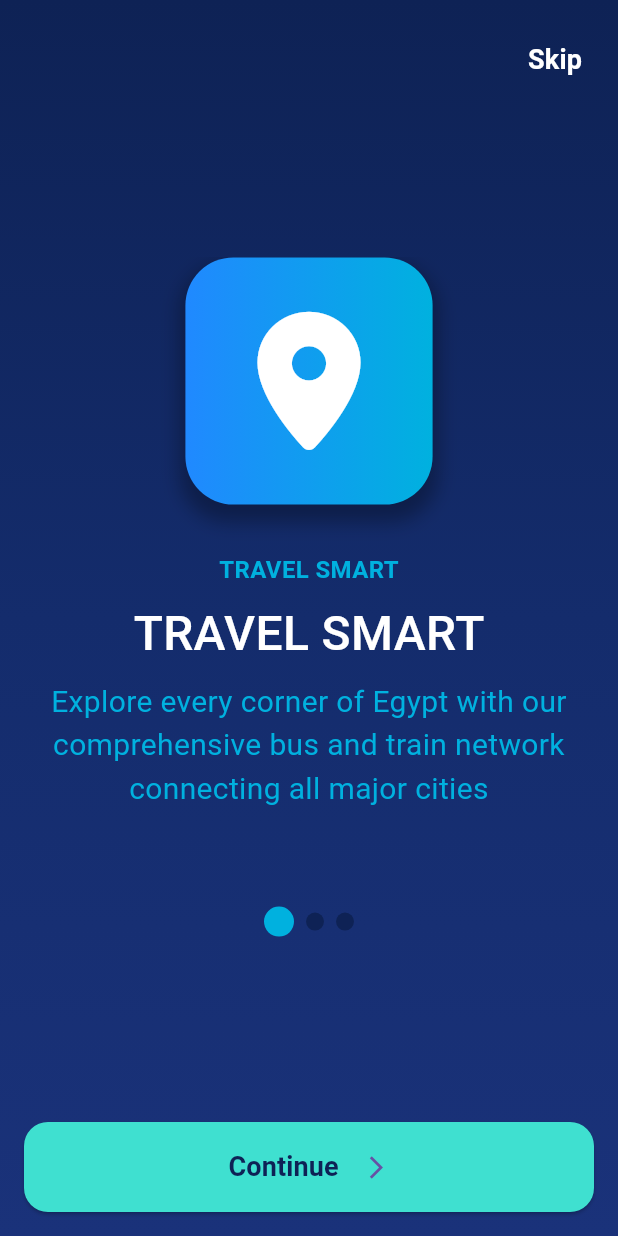
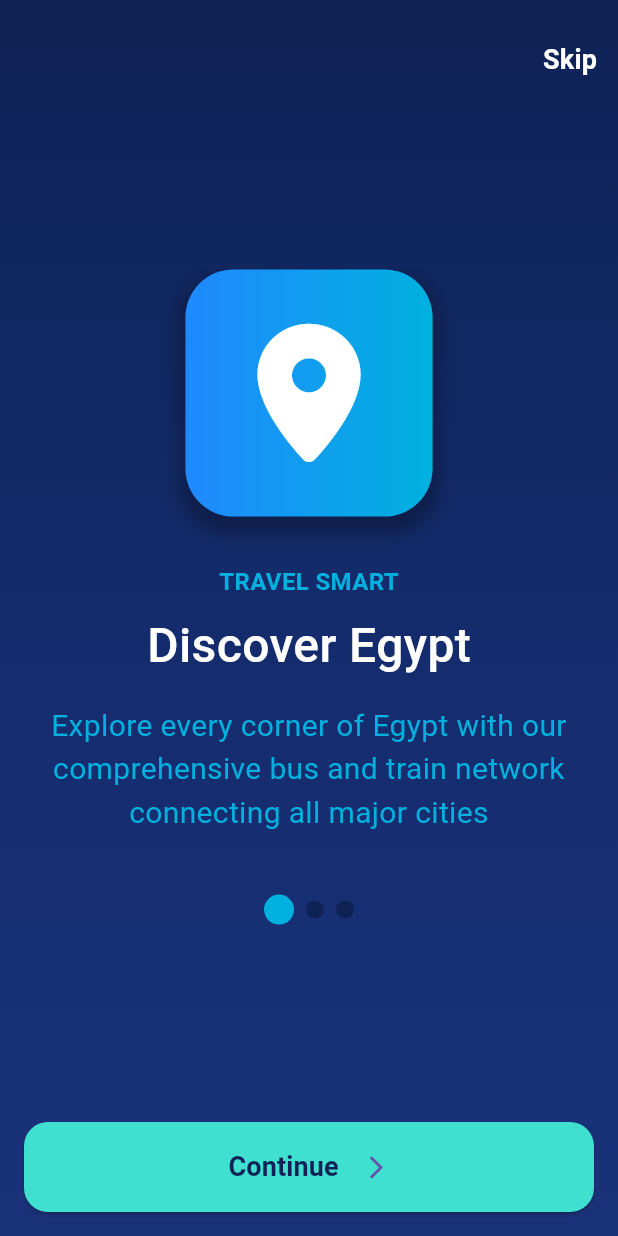
Before and after one commit to AfraimElkesEleia/Transportation-App-Graduation-Project, a Flutter app: the screen it shows after launch, on a phone screen of 412 x 824 dp. Run offline on Flutter 3.47's test engine with Material 3 defaults, Android fonts, the phone set to English and light mode, and no system bars; drawn by our look-alikes of expandable_page_view; our stand-ins replace font_awesome_flutter.

Commit message:
Onboarding Screen Done with animation

```diff
--- a/lib/features/onboarding/presentation/views/onboarding_screen_mobile.dart
+++ b/lib/features/onboarding/presentation/views/onboarding_screen_mobile.dart
@@ -1,8 +1,10 @@
+import 'dart:async';
+
 import 'package:flutter/material.dart';
-import 'package:font_awesome_flutter/font_awesome_flutter.dart';
+import 'package:transportation_app/core/helper/extensions.dart';
 import 'package:transportation_app/core/helper/spacing.dart';
+import 'package:transportation_app/core/routing/routes.dart';
 import 'package:transportation_app/core/widgets/basic_container.dart';
-import 'package:transportation_app/features/onboarding/data/page_view_model.dart';
 import 'package:transportation_app/features/onboarding/presentation/widgets/next_button.dart';
 import 'package:transportation_app/features/onboarding/presentation/widgets/on_boarding_screen_page_view.dart';
 import 'package:transportation_app/features/onboarding/presentation/widgets/page_view_indicator.dart';
@@ -17,29 +19,7 @@ class OnboardingScreenMobile extends StatefulWidget {
 class _OnboardingScreenMobileState extends State<OnboardingScreenMobile> {
   late final PageController _pageController;
   int index = 0;
-  final List<PageViewModel> pageViewModels = [
-    PageViewModel(
-      subtitle: "TRAVEL SMART",
-      title: "Discover Egypt",
-      description:
-          "Explore every corner of Egypt with our comprehensive bus and train network connecting all major cities",
-      icon: FontAwesomeIcons.locationDot,
-    ),
-    PageViewModel(
-      subtitle: "STAY INFORMED",
-      title: "Real-Time Updates",
-      description:
-          "Get instant notifications about schedules, delays, and platform changes. Never miss your journey",
-      icon: FontAwesomeIcons.clock,
-    ),
-    PageViewModel(
-      subtitle: "TRAVEL CONFIDENT",
-      title: "Secure & Reliable",
-      description:
-          "Book with confidence using our secure payment system and reliable transportation partners",
-      icon: Icons.shield,
-    ),
-  ];
+  bool isOut = false;
   @override
   void initState() {
     _pageController = PageController();
@@ -59,46 +39,73 @@ class _OnboardingScreenMobileState extends State<OnboardingScreenMobile> {
         child: Column(
           children: [
             verticalSpace(space: 16),
-            Row(
-              mainAxisAlignment: MainAxisAlignment.end,
-              children: [
-                ElevatedButton(
-                  onPressed: () {},
-                  style: ElevatedButton.styleFrom(
-                    backgroundColor: Colors.transparent,
-                    elevation: 0,
-                  ),
-                  child: Text(
-                    "Skip",
-                    style: TextStyle(
-                      color: Colors.white,
-                      fontWeight: FontWeight.w600,
-                      fontSize: 18,
-                    ),
-                  ),
-                ),
-              ],
-            ),
+            skipButton(context),
             Spacer(),
             OnBoardingScreenPageView(
+              isOut: isOut,
               onPageChanged: (value) {
                 setState(() {
                   index = value;
                 });
+                Timer(const Duration(milliseconds: 250), () {
+                  setState(() {
+                    isOut = !isOut;
+                  });
+                });
               },
               pageController: _pageController,
-              pageViewModel: pageViewModels[index],
             ),
-            verticalSpace(space: 64),
+            verticalSpace(space: 32),
             PageViewIndicator(index: index),
             Spacer(),
             Padding(
               padding: const EdgeInsets.all(16.0),
-              child: NextButton(pageController: _pageController, index: index),
+              child: NextButton(
+                isLastPage: index == 2,
+                onPressed: () {
+                  if (index == 2) {
+                    context.pushReplacementNamed(AppRoutes.homeScreen);
+                  } else {
+                    _pageController.animateToPage(
+                      index + 1,
+                      duration: const Duration(milliseconds: 250),
+                      curve: Curves.linear,
+                    );
+                    setState(() {
+                      isOut = !isOut;
+                    });
+                  }
+                },
+              ),
             ),
           ],
         ),
       ),
     );
   }
+
+  Row skipButton(BuildContext context) {
+    return Row(
+      mainAxisAlignment: MainAxisAlignment.end,
+      children: [
+        TextButton(
+          onPressed: () {
+            context.pushReplacementNamed(AppRoutes.homeScreen);
+          },
+          style: TextButton.styleFrom(
+            backgroundColor: Colors.transparent,
+            elevation: 0,
+          ),
+          child: Text(
+            "Skip",
+            style: TextStyle(
+              color: Colors.white,
+              fontWeight: FontWeight.w600,
+              fontSize: 18,
+            ),
+          ),
+        ),
+      ],
+    );
+  }
 }
--- a/lib/features/onboarding/presentation/widgets/dot_indicator.dart
+++ b/lib/features/onboarding/presentation/widgets/dot_indicator.dart
@@ -8,7 +8,7 @@ class DotIndicator extends StatelessWidget {
   @override
   Widget build(BuildContext context) {
     return AnimatedContainer(
-      duration: const Duration(milliseconds: 500),
+      duration: const Duration(milliseconds: 250),
       width: isActive ? 20 : 12,
       height: isActive ? 20 : 12,
       margin: EdgeInsets.symmetric(horizontal: 4),
--- a/lib/features/onboarding/presentation/widgets/next_button.dart
+++ b/lib/features/onboarding/presentation/widgets/next_button.dart
@@ -1,33 +1,20 @@
 import 'package:flutter/material.dart';
-import 'package:transportation_app/core/helper/extensions.dart';
 import 'package:transportation_app/core/helper/spacing.dart';
-import 'package:transportation_app/core/routing/routes.dart';
 import 'package:transportation_app/core/theming/colors.dart';
 
 class NextButton extends StatelessWidget {
+  final VoidCallback onPressed;
   const NextButton({
     super.key,
-    required PageController pageController,
-    required this.index,
-  }) : _pageController = pageController;
+    required this.onPressed, required this.isLastPage,
+  }) ;
 
-  final PageController _pageController;
-  final int index;
+  final bool isLastPage;
 
   @override
   Widget build(BuildContext context) {
     return ElevatedButton(
-      onPressed: () {
-        if (index == 2) {
-          context.pushReplacementNamed(AppRoutes.homeScreen);
-        } else {
-          _pageController.animateToPage(
-            index + 1,
-            duration: const Duration(milliseconds: 250),
-            curve: Curves.linear,
-          );
-        }
-      },
+      onPressed: onPressed,
       style: ElevatedButton.styleFrom(
         minimumSize: Size(double.infinity, 60),
         backgroundColor: Color(0xFF3fe0d0),
@@ -39,7 +26,7 @@ class NextButton extends StatelessWidget {
         mainAxisAlignment: MainAxisAlignment.center,
         children: [
           Text(
-            index == 2 ? "Get Start" : "Continue",
+            isLastPage? "Get Start" : "Continue",
             style: TextStyle(
               fontWeight: FontWeight.bold,
               color: ColorsManager.darkBlue,
--- a/lib/features/onboarding/presentation/widgets/on_boarding_screen_page_view.dart
+++ b/lib/features/onboarding/presentation/widgets/on_boarding_screen_page_view.dart
@@ -1,73 +1,57 @@
 import 'package:expandable_page_view/expandable_page_view.dart';
 import 'package:flutter/material.dart';
-import 'package:transportation_app/core/helper/spacing.dart';
-import 'package:transportation_app/core/theming/colors.dart';
+import 'package:font_awesome_flutter/font_awesome_flutter.dart';
 import 'package:transportation_app/features/onboarding/data/page_view_model.dart';
-import 'package:transportation_app/features/onboarding/presentation/widgets/icon_container_widget.dart';
+import 'package:transportation_app/features/onboarding/presentation/widgets/page_of_page_view.dart';
 
 class OnBoardingScreenPageView extends StatelessWidget {
   final void Function(int)? onPageChanged;
   final PageController pageController;
-  final PageViewModel pageViewModel;
+  final bool isOut;
+  static const List<PageViewModel> pageViewModels = [
+    PageViewModel(
+      subtitle: "TRAVEL SMART",
+      title: "Discover Egypt",
+      description:
+          "Explore every corner of Egypt with our comprehensive bus and train network connecting all major cities",
+      icon: FontAwesomeIcons.locationDot,
+    ),
+    PageViewModel(
+      subtitle: "STAY INFORMED",
+      title: "Real-Time Updates",
+      description:
+          "Get instant notifications about schedules, delays, and platform changes. Never miss your journey",
+      icon: FontAwesomeIcons.clock,
+    ),
+    PageViewModel(
+      subtitle: "TRAVEL CONFIDENT",
+      title: "Secure & Reliable",
+      description:
+          "Book with confidence using our secure payment system and reliable transportation partners",
+      icon: Icons.shield,
+    ),
+  ];
   const OnBoardingScreenPageView({
     super.key,
     this.onPageChanged,
     required this.pageController,
-    required this.pageViewModel,
+    required this.isOut,
   });
 
   @override
   Widget build(BuildContext context) {
     return ExpandablePageView.builder(
+      physics: NeverScrollableScrollPhysics(),
       controller: pageController,
       onPageChanged: onPageChanged,
       itemCount: 3,
       itemBuilder: (context, index) {
-        return OnBoardingPage(pageViewModel: pageViewModel);
+        print(pageController.position.isScrollingNotifier);
+        return PageOfPageView(
+          pageViewModel: pageViewModels[index],
+          isOut: isOut,
+        );
       },
     );
   }
 }
-
-class OnBoardingPage extends StatelessWidget {
-  final PageViewModel pageViewModel;
-  const OnBoardingPage({super.key, required this.pageViewModel});
-
-  @override
-  Widget build(BuildContext context) {
-    return Column(
-      mainAxisAlignment: MainAxisAlignment.center,
-      children: [
-        IconContainerWidget(icon: pageViewModel.icon),
-        verticalSpace(space: 32),
-        Text(
-          pageViewModel.subtitle,
-          style: TextStyle(
-            fontSize: 16,
-            fontWeight: FontWeight.bold,
-            color: ColorsManager.cyanBlue,
-          ),
-        ),
-        verticalSpace(space: 8),
-        Text(
-          pageViewModel.subtitle,
-          style: TextStyle(
-            fontSize: 32,
-            fontWeight: FontWeight.w500,
-            color: Colors.white,
-          ),
-        ),
-        verticalSpace(space: 8),
-        Text(
-          pageViewModel.description,
-          textAlign: TextAlign.center,
-          style: TextStyle(
-            fontWeight: FontWeight.w400,
-            color: ColorsManager.cyanBlue,
-            fontSize: 20,
-          ),
-        ),
-      ],
-    );
-  }
-}
--- /dev/null
+++ b/lib/features/onboarding/presentation/widgets/page_of_page_view.dart
@@ -0,0 +1,135 @@
+import 'package:flutter/material.dart';
+import 'package:transportation_app/core/helper/spacing.dart';
+import 'package:transportation_app/core/theming/colors.dart';
+import 'package:transportation_app/features/onboarding/data/page_view_model.dart';
+import 'package:transportation_app/features/onboarding/presentation/widgets/icon_container_widget.dart';
+
+class PageOfPageView extends StatefulWidget {
+  final PageViewModel pageViewModel;
+  final bool isOut;
+  const PageOfPageView({
+    super.key,
+    required this.pageViewModel,
+    required this.isOut,
+  });
+
+  @override
+  State<PageOfPageView> createState() => _PageOfPageViewState();
+}
+
+class _PageOfPageViewState extends State<PageOfPageView>
+    with SingleTickerProviderStateMixin {
+  late final AnimationController _animationController;
+  late final Animation<double> doubleAnimation;
+  late final Animation<Offset> subtitleAnimation;
+  late final Animation<Offset> descriptionAnimation;
+  @override
+  void initState() {
+    print("initState Here");
+    _animationController = AnimationController(
+      vsync: this,
+      duration: const Duration(milliseconds: 250),
+      reverseDuration: const Duration(milliseconds: 250),
+    );
+    doubleAnimation = Tween<double>(begin: 0, end: 1).animate(
+      CurvedAnimation(parent: _animationController, curve: Curves.easeInOut),
+    );
+    subtitleAnimation = Tween<Offset>(begin: Offset(1, 0), end: Offset.zero)
+        .animate(
+          CurvedAnimation(
+            parent: _animationController,
+            curve: Curves.easeInOut,
+          ),
+        );
+    descriptionAnimation = Tween<Offset>(
+      begin: Offset(0, 0.5),
+      end: Offset.zero,
+    ).animate(_animationController);
+    super.initState();
+  }
+
+  @override
+  void dispose() {
+    _animationController.dispose();
+    super.dispose();
+  }
+
+  @override
+  void didUpdateWidget(covariant PageOfPageView oldWidget) {
+    print("didUpdateMethod Here");
+    super.didUpdateWidget(oldWidget);
+    if (widget.isOut) {
+      _animationController.reverse();
+    } else {
+      _animationController.forward();
+    }
+  }
+
+  @override
+  Widget build(BuildContext context) {
+    return Column(
+      mainAxisAlignment: MainAxisAlignment.center,
+      children: [
+        ScaleTransition(
+          scale: doubleAnimation,
+          child: FadeTransition(
+            opacity: doubleAnimation,
+            child: IconContainerWidget(icon: widget.pageViewModel.icon),
+          ),
+        ),
+        verticalSpace(space: 32),
+        SlideTransition(
+
+          position: subtitleAnimation,
+          child: FadeTransition(
+            opacity: Tween<double>(begin: 0, end: 1).animate(
+              CurvedAnimation(
+                parent: _animationController,
+                curve: Curves.easeInOut,
+              ),
+            ),
+            child: Text(
+              widget.pageViewModel.subtitle,
+              style: TextStyle(
+                fontSize: 16,
+                fontWeight: FontWeight.bold,
+                color: ColorsManager.cyanBlue,
+              ),
+            ),
+          ),
+        ),
+        verticalSpace(space: 8),
+        FadeTransition(
+          opacity: doubleAnimation,
+          child: Text(
+            widget.pageViewModel.title,
+            style: TextStyle(
+              fontSize: 32,
+              fontWeight: FontWeight.w500,
+              color: Colors.white,
+            ),
+          ),
+        ),
+        verticalSpace(space: 8),
+        SlideTransition(
+          position: descriptionAnimation,
+          child: FadeTransition(
+            opacity: doubleAnimation,
+            child: Padding(
+              padding: const EdgeInsets.all(8.0),
+              child: Text(
+                widget.pageViewModel.description,
+                textAlign: TextAlign.center,
+                style: TextStyle(
+                  fontWeight: FontWeight.w400,
+                  color: ColorsManager.cyanBlue,
+                  fontSize: 20,
+                ),
+              ),
+            ),
+          ),
+        ),
+      ],
+    );
+  }
+}
```
